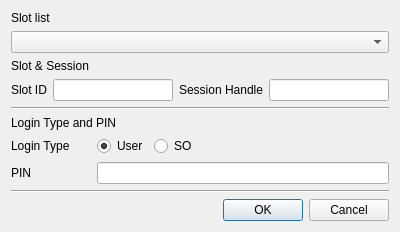
First picture: the form in CryptokiMan/login_dlg.ui, repository jykim74/CryptokiMan, before the edit.
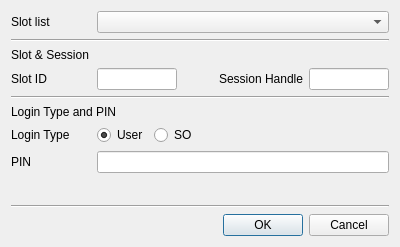
Second picture: the form after the edit.

Patch:
```diff
--- a/CryptokiMan/login_dlg.ui
+++ b/CryptokiMan/login_dlg.ui
@@ -7,7 +7,7 @@
     <x>0</x>
     <y>0</y>
     <width>400</width>
-    <height>227</height>
+    <height>247</height>
    </rect>
   </property>
   <property name="windowTitle">
@@ -15,18 +15,41 @@
   </property>
   <layout class="QVBoxLayout" name="verticalLayout">
    <item>
-    <widget class="QLabel" name="label">
-     <property name="text">
-      <string>Slot list</string>
+    <layout class="QGridLayout" name="gridLayout_2">
+     <property name="topMargin">
+      <number>0</number>
      </property>
-    </widget>
+     <item row="0" column="1">
+      <widget class="QComboBox" name="mSlotsCombo">
+       <property name="sizePolicy">
+        <sizepolicy hsizetype="Preferred" vsizetype="Fixed">
+         <horstretch>1</horstretch>
+         <verstretch>0</verstretch>
+        </sizepolicy>
+       </property>
+      </widget>
+     </item>
+     <item row="0" column="0">
+      <widget class="QLabel" name="label">
+       <property name="minimumSize">
+        <size>
+         <width>80</width>
+         <height>0</height>
+        </size>
+       </property>
+       <property name="text">
+        <string>Slot list</string>
+       </property>
+      </widget>
+     </item>
+    </layout>
    </item>
    <item>
-    <layout class="QVBoxLayout" name="verticalLayout_2">
-     <item>
-      <widget class="QComboBox" name="mSlotsCombo"/>
-     </item>
-    </layout>
+    <widget class="Line" name="line_3">
+     <property name="orientation">
+      <enum>Qt::Horizontal</enum>
+     </property>
+    </widget>
    </item>
    <item>
     <widget class="QLabel" name="label_2">
@@ -39,13 +62,51 @@
     <layout class="QHBoxLayout" name="horizontalLayout">
      <item>
       <widget class="QLabel" name="label_4">
+       <property name="minimumSize">
+        <size>
+         <width>80</width>
+         <height>0</height>
+        </size>
+       </property>
+       <property name="maximumSize">
+        <size>
+         <width>80</width>
+         <height>16777215</height>
+        </size>
+       </property>
        <property name="text">
         <string>Slot ID</string>
        </property>
       </widget>
      </item>
      <item>
-      <widget class="QLineEdit" name="mSlotIDText"/>
+      <widget class="QLineEdit" name="mSlotIDText">
+       <property name="minimumSize">
+        <size>
+         <width>80</width>
+         <height>0</height>
+        </size>
+       </property>
+       <property name="maximumSize">
+        <size>
+         <width>80</width>
+         <height>16777215</height>
+        </size>
+       </property>
+      </widget>
+     </item>
+     <item>
+      <spacer name="horizontalSpacer_3">
+       <property name="orientation">
+        <enum>Qt::Horizontal</enum>
+       </property>
+       <property name="sizeHint" stdset="0">
+        <size>
+         <width>40</width>
+         <height>20</height>
+        </size>
+       </property>
+      </spacer>
      </item>
      <item>
       <widget class="QLabel" name="label_5">
@@ -55,7 +116,20 @@
       </widget>
      </item>
      <item>
-      <widget class="QLineEdit" name="mSessionText"/>
+      <widget class="QLineEdit" name="mSessionText">
+       <property name="minimumSize">
+        <size>
+         <width>80</width>
+         <height>0</height>
+        </size>
+       </property>
+       <property name="maximumSize">
+        <size>
+         <width>80</width>
+         <height>16777215</height>
+        </size>
+       </property>
+      </widget>
      </item>
     </layout>
    </item>
@@ -140,6 +214,19 @@
      </item>
     </layout>
    </item>
+   <item>
+    <spacer name="verticalSpacer">
+     <property name="orientation">
+      <enum>Qt::Vertical</enum>
+     </property>
+     <property name="sizeHint" stdset="0">
+      <size>
+       <width>20</width>
+       <height>40</height>
+      </size>
+     </property>
+    </spacer>
+   </item>
    <item>
     <widget class="Line" name="line_2">
      <property name="orientation">
```
Left out of the diff: 1 changed line with no effect on the pictures.
